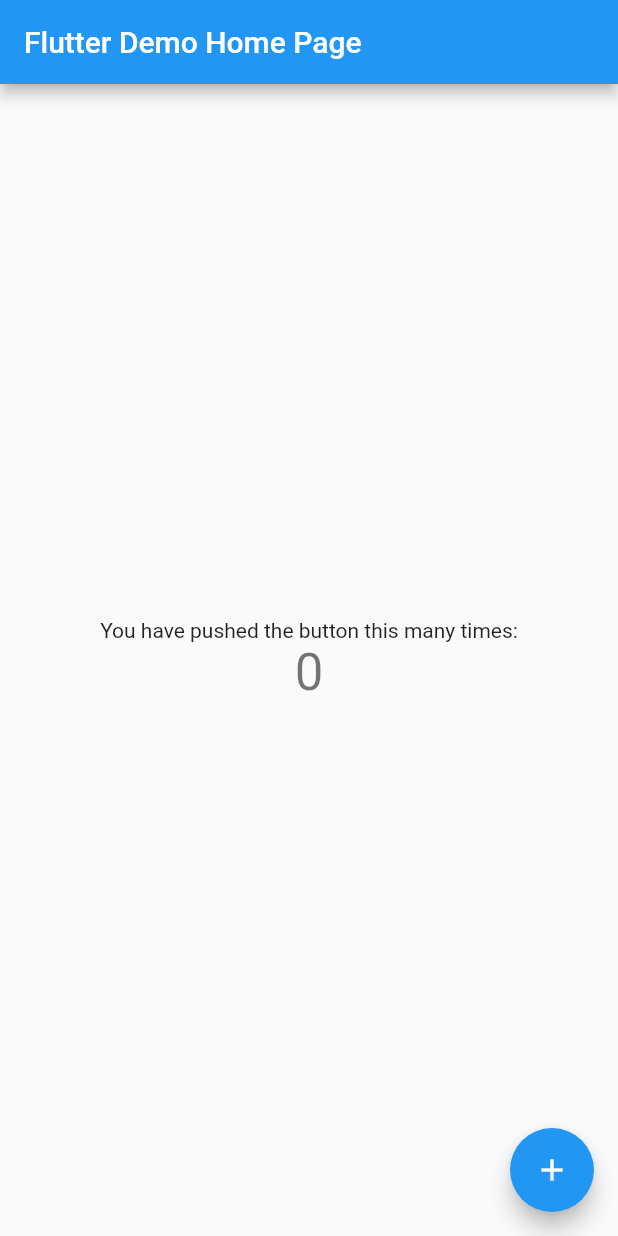
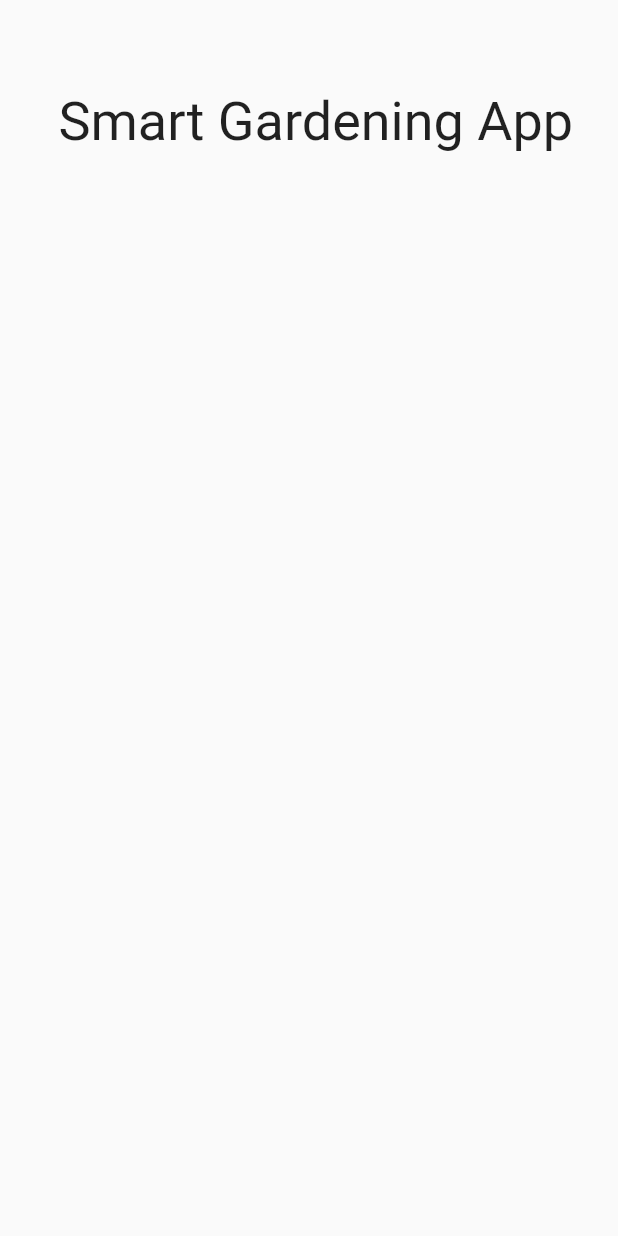
Before and after one commit to LucaR01/SmartGardeningApp, a Flutter app: the first screen one second after launch, on a phone screen of 412 x 824 dp. Run offline on Flutter 3.47's test engine with Material 2 defaults, Android fonts, the phone set to English and light mode, and no system bars.

Commit message:
Add splash and home screens.

```diff
--- a/smart_gardening_app/lib/main.dart
+++ b/smart_gardening_app/lib/main.dart
@@ -1,11 +1,13 @@
 import 'package:flutter/material.dart';
 
+import 'splash.dart';
+
 void main() {
-  runApp(const MyApp());
+  runApp(const App());
 }
 
-class MyApp extends StatelessWidget {
-  const MyApp({Key? key}) : super(key: key);
+class App extends StatelessWidget {
+  const App({Key? key}) : super(key: key);
 
   // This widget is the root of your application.
   @override
@@ -22,94 +24,9 @@
         // or simply save your changes to "hot reload" in a Flutter IDE).
         // Notice that the counter didn't reset back to zero; the application
         // is not restarted.
-        primarySwatch: Colors.blue,
+        primarySwatch: Colors.green,
       ),
-      home: const MyHomePage(title: 'Flutter Demo Home Page'),
+      home: const Splash(), //const MyHomePage(title: 'Flutter Demo Home Page'),
     );
   }
 }
-
-class MyHomePage extends StatefulWidget {
-  const MyHomePage({Key? key, required this.title}) : super(key: key);
-
-  // This widget is the home page of your application. It is stateful, meaning
-  // that it has a State object (defined below) that contains fields that affect
-  // how it looks.
-
-  // This class is the configuration for the state. It holds the values (in this
-  // case the title) provided by the parent (in this case the App widget) and
-  // used by the build method of the State. Fields in a Widget subclass are
-  // always marked "final".
-
-  final String title;
-
-  @override
-  State<MyHomePage> createState() => _MyHomePageState();
-}
-
-class _MyHomePageState extends State<MyHomePage> {
-  int _counter = 0;
-
-  void _incrementCounter() {
-    setState(() {
-      // This call to setState tells the Flutter framework that something has
-      // changed in this State, which causes it to rerun the build method below
-      // so that the display can reflect the updated values. If we changed
-      // _counter without calling setState(), then the build method would not be
-      // called again, and so nothing would appear to happen.
-      _counter++;
-    });
-  }
-
-  @override
-  Widget build(BuildContext context) {
-    // This method is rerun every time setState is called, for instance as done
-    // by the _incrementCounter method above.
-    //
-    // The Flutter framework has been optimized to make rerunning build methods
-    // fast, so that you can just rebuild anything that needs updating rather
-    // than having to individually change instances of widgets.
-    return Scaffold(
-      appBar: AppBar(
-        // Here we take the value from the MyHomePage object that was created by
-        // the App.build method, and use it to set our appbar title.
-        title: Text(widget.title),
-      ),
-      body: Center(
-        // Center is a layout widget. It takes a single child and positions it
-        // in the middle of the parent.
-        child: Column(
-          // Column is also a layout widget. It takes a list of children and
-          // arranges them vertically. By default, it sizes itself to fit its
-          // children horizontally, and tries to be as tall as its parent.
-          //
-          // Invoke "debug painting" (press "p" in the console, choose the
-          // "Toggle Debug Paint" action from the Flutter Inspector in Android
-          // Studio, or the "Toggle Debug Paint" command in Visual Studio Code)
-          // to see the wireframe for each widget.
-          //
-          // Column has various properties to control how it sizes itself and
-          // how it positions its children. Here we use mainAxisAlignment to
-          // center the children vertically; the main axis here is the vertical
-          // axis because Columns are vertical (the cross axis would be
-          // horizontal).
-          mainAxisAlignment: MainAxisAlignment.center,
-          children: <Widget>[
-            const Text(
-              'You have pushed the button this many times:',
-            ),
-            Text(
-              '$_counter',
-              style: Theme.of(context).textTheme.headline4,
-            ),
-          ],
-        ),
-      ),
-      floatingActionButton: FloatingActionButton(
-        onPressed: _incrementCounter,
-        tooltip: 'Increment',
-        child: const Icon(Icons.add),
-      ), // This trailing comma makes auto-formatting nicer for build methods.
-    );
-  }
-}
--- /dev/null
+++ b/smart_gardening_app/lib/splash.dart
@@ -0,0 +1,48 @@
+import 'package:flutter/material.dart';
+
+import 'home.dart';
+
+class Splash extends StatefulWidget {
+  const Splash({Key? key}) : super(key: key);
+
+  @override
+  State<Splash> createState() => _SplashState();
+}
+
+class _SplashState extends State<Splash> {
+  @override
+  void initState() {
+    super.initState();
+    _navigateToHome();
+  }
+
+  void _navigateToHome() async {
+    await Future.delayed(const Duration(milliseconds: 1800), () {});
+    Navigator.pushReplacement(
+      context,
+      MaterialPageRoute(
+        builder: (context) => const HomePage(
+          title: "Smart Gardening App"
+        )
+      ));
+  }
+
+  @override
+  Widget build(BuildContext context) {
+    return Scaffold(
+      body: Center(
+        child: Container(
+          alignment: Alignment.topRight,
+          padding: const EdgeInsets.only(top: 60.0, right: 30.0),
+          child: const Text(
+            "Smart Gardening App",
+            style: TextStyle(
+              fontSize: 36,
+              //fontFamily: 'RailWay'
+              )
+            )
+        ),
+      )
+    );
+  }
+}
```
Also changed, not shown: smart_gardening_app/lib/home.dart (added, +88 -0 lines).
